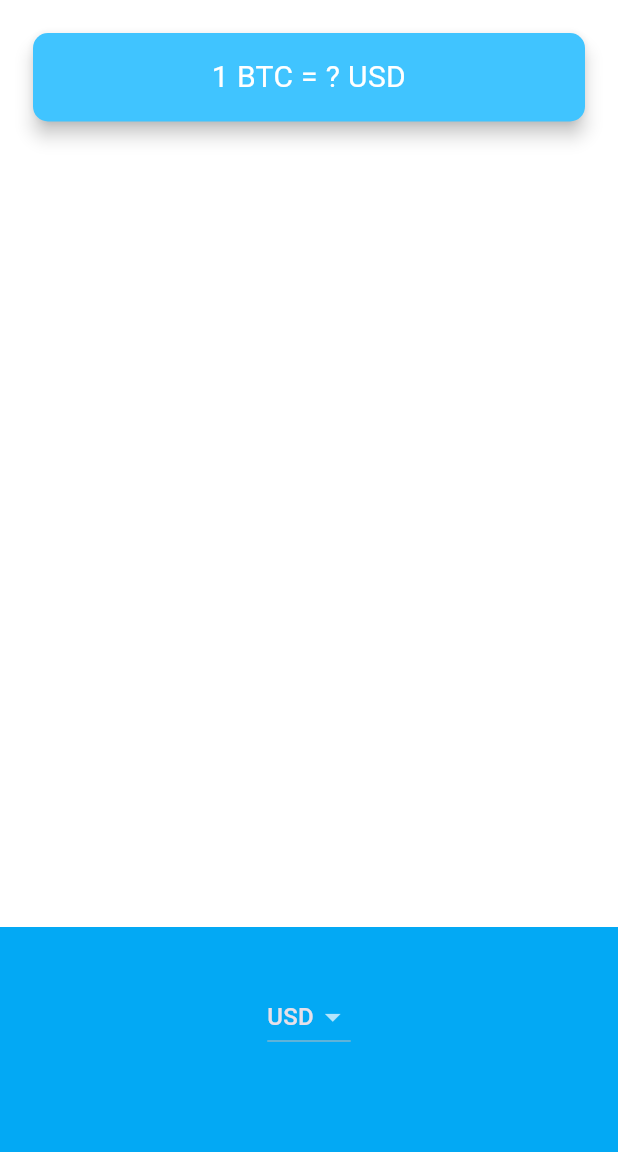
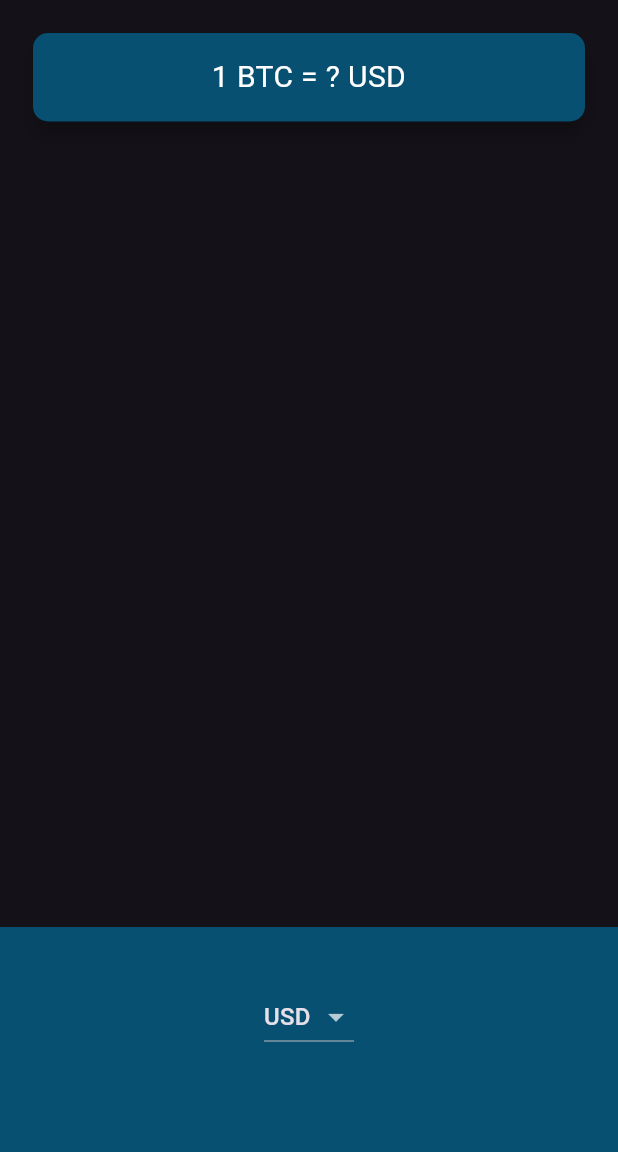
Before and after one commit to aminebenjebli/bitcoin_ticker, a Flutter app: the screen it shows after launch, on a phone screen of 412 x 824 dp, the part 84-1236 px from its top. Run offline on Flutter 3.47's test engine with Material 3 defaults, Android fonts, the phone set to English and light mode, and no system bars.

Commit message:
Refactor PriceScreen to use dynamic currency dropdown and update color scheme

```diff
--- a/lib/main.dart
+++ b/lib/main.dart
@@ -12,8 +12,8 @@ class MainApp extends StatelessWidget {
   Widget build(BuildContext context) {
     return MaterialApp(
       theme: ThemeData.dark().copyWith(
-          primaryColor: Colors.lightBlue,
-          scaffoldBackgroundColor: Colors.white),
+        primaryColor: const Color.fromARGB(255, 7, 80, 113),
+      ),
       home: const PriceScreen(),
     );
   }
--- a/lib/price_screen.dart
+++ b/lib/price_screen.dart
@@ -1,3 +1,4 @@
+import 'package:bitcoin_ticker/coin_data.dart';
 import 'package:flutter/material.dart';
 
 class PriceScreen extends StatefulWidget {
@@ -9,6 +10,21 @@ class PriceScreen extends StatefulWidget {
 
 class _PriceScreenState extends State<PriceScreen> {
   String selectedCurrency = 'USD';
+  List<DropdownMenuItem<String>> getDropdownItems() {
+    List<DropdownMenuItem<String>> items = [];
+    // This function will be used to get the dropdown items
+    // from the CoinData class.
+    for (String currency in currenciesList) {
+      // Add the currency to the dropdown items
+      DropdownMenuItem<String> item = DropdownMenuItem(
+        value: currency,
+        child: Text(currency),
+      );
+      items.add(item);
+    }
+    return items;
+  }
+
   @override
   Widget build(BuildContext context) {
     return Scaffold(
@@ -22,7 +38,7 @@ class _PriceScreenState extends State<PriceScreen> {
           Padding(
             padding: const EdgeInsets.fromLTRB(18.0, 18.0, 18.0, 0),
             child: Card(
-              color: Colors.lightBlueAccent,
+              color: const Color.fromARGB(255, 7, 80, 113),
               elevation: 5.0,
               shape: RoundedRectangleBorder(
                 borderRadius: BorderRadius.circular(10.0),
@@ -44,26 +60,13 @@ class _PriceScreenState extends State<PriceScreen> {
             height: 150.0,
             alignment: Alignment.center,
             padding: const EdgeInsets.only(bottom: 30.0),
-            color: Colors.lightBlue,
+            color: const Color.fromARGB(255, 7, 80, 113),
             child: DropdownButton<String>(
               value: selectedCurrency,
               icon: const Icon(Icons.arrow_drop_down),
               iconSize: 24,
               elevation: 16,
-              items: const [
-                DropdownMenuItem(
-                  value: 'USD',
-                  child: Text('USD'),
-                ),
-                DropdownMenuItem(
-                  value: 'EUR',
-                  child: Text('EUR'),
-                ),
-                DropdownMenuItem(
-                  value: 'GBP',
-                  child: Text('GBP'),
-                ),
-              ],
+              items: getDropdownItems(),
               onChanged: (value) {
                 setState(() {
                   selectedCurrency = value!;
```
